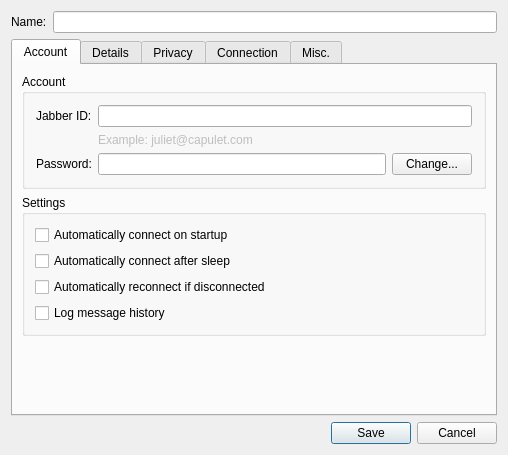
First picture: the form in src/accountmodify.ui, repository psi-im/psi, before the edit.
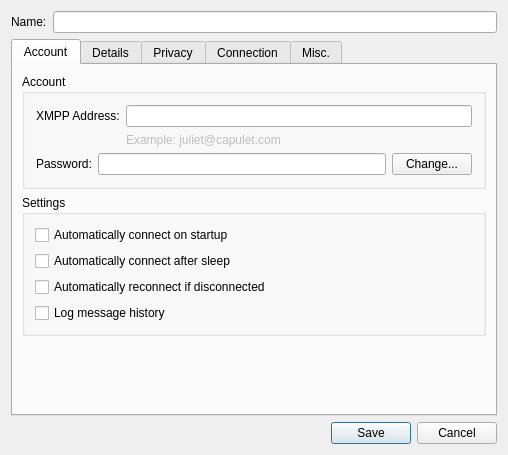
Second picture: the form after the edit. Custom widgets are drawn as their Qt base class.

Commit message: jabber -> xmpp

```diff
--- a/src/accountmodify.ui
+++ b/src/accountmodify.ui
@@ -80,7 +80,7 @@
             <item row="0" column="0">
              <widget class="QLabel" name="lb_jid">
               <property name="text">
-               <string>Jabber ID:</string>
+               <string>XMPP Address:</string>
               </property>
              </widget>
             </item>
```
The commit also changes 29 other files.
